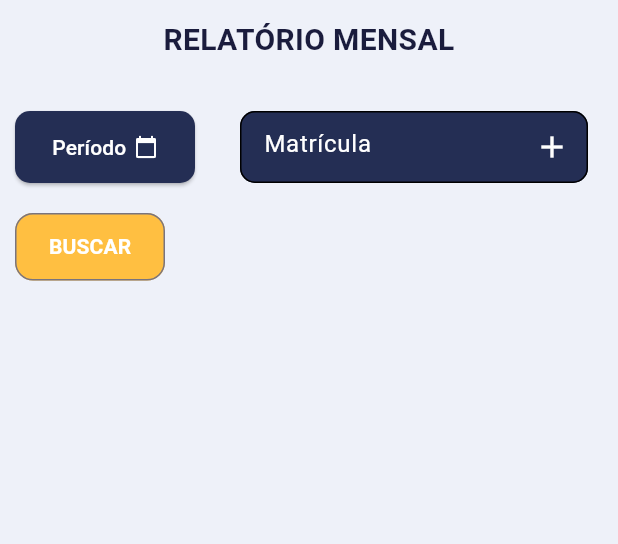
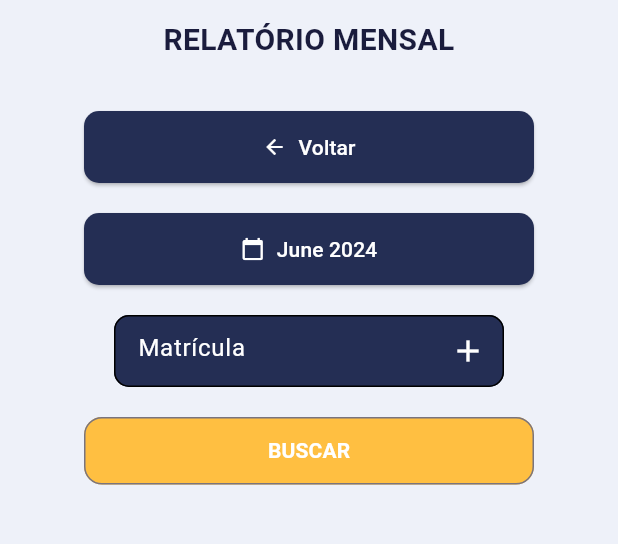
Before and after one commit to BrennoMC/projeto-gestao-de-ponto, a Flutter app: the ReportPage screen opened directly, on a phone screen of 412 x 824 dp, the part 84-628 px from its top. Run offline on Flutter 3.47's test engine with Material 3 defaults, Android fonts, the phone set to English and light mode, and no system bars; our stand-ins replace firebase_auth, firebase_core, firebase_database; missing offline and left inert: mat_month_picker_dialog; accounts and stored records are empty; Roboto replaces fonts that are missing (Poppins).

Commit message:
integracao-report-page

```diff
--- a/gerencia_de_ponto/lib/pages/report_page.dart
+++ b/gerencia_de_ponto/lib/pages/report_page.dart
@@ -3,6 +3,7 @@ import 'package:flutter/services.dart';
 import 'package:firebase_core/firebase_core.dart';
 import 'package:firebase_database/firebase_database.dart';
 import 'package:mat_month_picker_dialog/mat_month_picker_dialog.dart';
+import 'package:intl/intl.dart';
 import '../components/my_appbar.dart';
 import '../components/my_button.dart' as component;
 import '../main.dart';
@@ -16,8 +17,9 @@ class ReportPage extends StatefulWidget {
 
 class _ReportPageState extends State<ReportPage> {
   final TextEditingController matriculaController = TextEditingController();
-  DateTime? selectedMonth;
+  DateTime selectedMonth = DateTime.now();
   final List<Map<String, dynamic>> userRecords = [];
+  final double componentWidth = 300.0;
 
   void salvarMatricula(String matricula) {
     setState(() {
@@ -26,17 +28,29 @@ class _ReportPageState extends State<ReportPage> {
   }
 
   void gerarRelatorio() async {
-    if (selectedMonth != null && matriculaController.text.isNotEmpty) {
-      DateTime startOfMonth = DateTime(selectedMonth!.year, selectedMonth!.month, 1);
-      DateTime endOfMonth = DateTime(selectedMonth!.year, selectedMonth!.month + 1, 0, 23, 59, 59);
+    String matricula = matriculaController.text.trim();
+    DateTime? month = selectedMonth;
+
+
+    DatabaseReference ref = FirebaseDatabase.instance.ref().child('pontos');
+    Query query;
+
+    if (matricula.isNotEmpty) {
+      // Filtrar apenas pela matrícula, ignorando a data
+      query = ref.orderByChild('idMatricula').equalTo(matricula);
+    } else if (month != null) {
+      // Filtrar apenas pela data, ignorando a matrícula
+      DateTime startOfMonth = DateTime(month.year, month.month, 1);
+      DateTime endOfMonth = DateTime(month.year, month.month + 1, 0, 23, 59, 59);
 
       String startOfMonthStr = startOfMonth.toIso8601String();
       String endOfMonthStr = endOfMonth.toIso8601String();
 
-      String matricula = matriculaController.text;
-
-      DatabaseReference ref = FirebaseDatabase.instance.ref().child('pontos');
-      Query query = ref.orderByChild('timestamp').startAt(startOfMonthStr).endAt(endOfMonthStr);
+      query = ref.orderByChild('timestamp').startAt(startOfMonthStr).endAt(endOfMonthStr);
+    } else {
+      // Se nenhum filtro for especificado, retorna todos os registros
+      query = ref;
+    }
 
     DataSnapshot snapshot = await query.get();
 
@@ -44,13 +58,12 @@ class _ReportPageState extends State<ReportPage> {
     if (snapshot.exists) {
       Map data = snapshot.value as Map;
       data.forEach((key, value) {
-          if (value['idMatricula'] == matricula) {
         records.add({
           'nome': value['nome'],
           'timestamp': value['timestamp'],
+          'idMatricula': value['idMatricula'],
           'userId': value['userId'],
         });
-          }
       });
     }
 
@@ -58,7 +71,6 @@ class _ReportPageState extends State<ReportPage> {
       userRecords.clear();
       userRecords.addAll(records);
     });
-    }
   }
 
   @override
@@ -71,7 +83,7 @@ class _ReportPageState extends State<ReportPage> {
                 child: Column(
                   children: [
                   Container(
-                width: 300,
+                  width: componentWidth,
                   height: 40,
                   margin: EdgeInsets.symmetric(horizontal: 55, vertical: 12),
                   child: const Text(
@@ -85,16 +97,53 @@ class _ReportPageState extends State<ReportPage> {
                     ),
                   ),
                 ),
-              Row(
+                Center(
+                  child: Container(
+                    width: componentWidth,
+                    margin: EdgeInsets.fromLTRB(10, 10, 10, 10),
+                    child: ElevatedButton(
+                      onPressed: () {
+                        Navigator.pop(context);
+                      },
+                      style: ElevatedButton.styleFrom(
+                        shape: RoundedRectangleBorder(
+                          borderRadius: BorderRadius.circular(10),
+                        ),
+                        backgroundColor: ColorConstants.inputSecondary,
+                        minimumSize: Size(180, 48),
+                      ),
+                      child: const Row(
                         mainAxisAlignment: MainAxisAlignment.center,
                         children: [
-                  Container(
+                          Icon(
+                            Icons.arrow_back,
+                            color: Color(0xFFFFFFFF),
+                            size: 16,
+                          ),
+                          SizedBox(width: 8),
+                          Text(
+                            "Voltar",
+                            textAlign: TextAlign.center,
+                            style: TextStyle(
+                              color: Color(0xFFFFFFFF),
+                              fontSize: 14,
+                              fontFamily: 'Poppins',
+                            ),
+                          ),
+                        ],
+                      ),
+                    ),
+                  ),
+                ),
+                Center(
+                  child: Container(
+                    width: componentWidth,
                     margin: EdgeInsets.fromLTRB(10, 10, 10, 10),
                     child: ElevatedButton(
                       onPressed: () async {
                         final selected = await showMonthPicker(
                           context: context,
-                          initialDate: DateTime.now(),
+                          initialDate: selectedMonth,
                           firstDate: DateTime(2000),
                           lastDate: DateTime(2050),
                         );
@@ -109,31 +158,34 @@ class _ReportPageState extends State<ReportPage> {
                           borderRadius: BorderRadius.circular(10),
                         ),
                         backgroundColor: ColorConstants.inputSecondary,
-                        minimumSize: Size(120, 48),
+                        minimumSize: Size(180, 48),
                       ),
                       child: Row(
+                        mainAxisAlignment: MainAxisAlignment.center,
                         children: [
-                          const Text(
-                            "Período",
+                          const Icon(
+                            Icons.calendar_today,
+                            color: Color(0xFFFFFFFF),
+                            size: 16,
+                          ),
+                          const SizedBox(width: 8),
+                          Text(
+                            DateFormat('MMMM yyyy').format(selectedMonth),
                             textAlign: TextAlign.center,
-                            style: TextStyle(
+                            style: const TextStyle(
                               color: Color(0xFFFFFFFF),
                               fontSize: 14,
                               fontFamily: 'Poppins',
                             ),
                           ),
-                          const SizedBox(width: 5),
-                          const Icon(
-                            Icons.calendar_today,
-                            color: Color(0xFFFFFFFF),
-                            size: 16,
-                          ),
                         ],
                       ),
                     ),
                   ),
-                  Flexible(
+                ),
+                Center(
                   child: Container(
+                    width: componentWidth,
                     decoration: BoxDecoration(
                       borderRadius: BorderRadius.circular(10.0),
                     ),
@@ -167,31 +219,68 @@ class _ReportPageState extends State<ReportPage> {
                     ),
                   ),
                 ),
-                ],
-              ),
                 const SizedBox(height: 10.0),
-              Row(
-                children: [
-                  Container(
+                Center(
+                  child: Container(
                     margin: EdgeInsets.fromLTRB(10, 0, 10, 10),
                     child: component.MyButton(
                       onTap: gerarRelatorio,
                       fontSize: 14,
-                      sizedWidth: 100,
+                      sizedWidth: componentWidth,
                       sizedHeight: 45,
                       text: "BUSCAR",
                       backgroundColor: ColorConstants.inputLogin,
                     ),
                   ),
-                ],
                 ),
                 const SizedBox(height: 20.0),
                     if (userRecords.isNotEmpty)
-                ...userRecords.map((record) => ListTile(
-                  title: Text(record['nome']),
-                  subtitle: Text(record['timestamp']),
-                )),
-            ]
+                      Center(
+                        child: Column(
+                          children: userRecords.map((record) => Container(
+                            width: componentWidth,
+                            margin: EdgeInsets.symmetric(vertical: 8),
+                            padding: EdgeInsets.all(12),
+                            decoration: BoxDecoration(
+                              color: ColorConstants.inputSecondary,
+                              borderRadius: BorderRadius.circular(10),
+                            ),
+                            child: Column(
+                              crossAxisAlignment: CrossAxisAlignment.start,
+                              children: [
+                                Text(
+                                  record['nome'],
+                                  style: const TextStyle(
+                                    color: Colors.white,
+                                    fontSize: 16,
+                                    fontFamily: 'Poppins',
+                                    fontWeight: FontWeight.bold,
+                                  ),
+                                ),
+                                const SizedBox(height: 4),
+                                Text(
+                                  'Matrícula: ${record['idMatricula']}',
+                                  style: const TextStyle(
+                                    color: Colors.white,
+                                    fontSize: 14,
+                                    fontFamily: 'Poppins',
+                                  ),
+                                ),
+                                const SizedBox(height: 4),
+                                Text(
+                                  'Data: ${DateFormat('dd/MM/yyyy').format(DateTime.parse(record['timestamp']))}',
+                                  style: const TextStyle(
+                                    color: Colors.white,
+                                    fontSize: 14,
+                                    fontFamily: 'Poppins',
+                                  ),
+                                ),
+                              ],
+                            ),
+                          )).toList(),
+                        ),
+                      ),
+                  ],
                 ),
             ),
         ),
```
Lines whose indentation alone changed are shown as unchanged.
